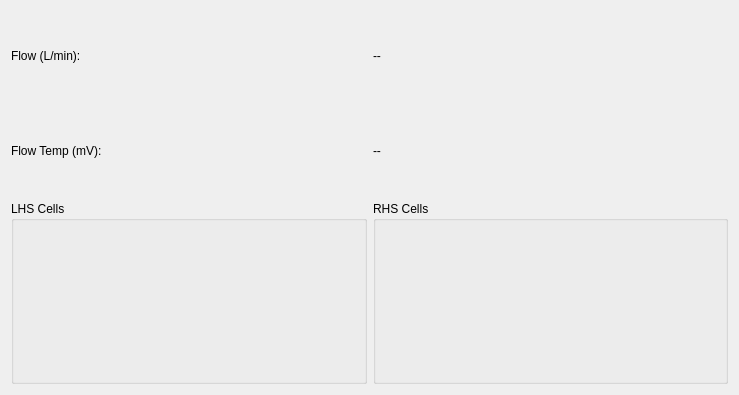
This is reactorgui/uiReactorViewWidget.ui in daharkan/ModularReactionPackage as Qt 5 draws it before an edit. The edited form follows.
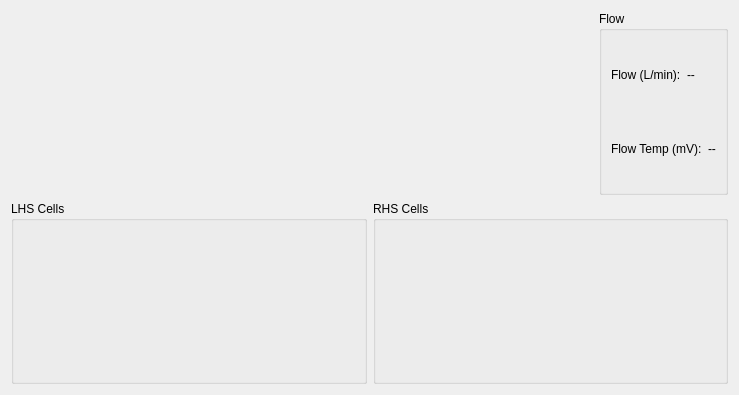
This is the edited form.

What changed in the file:
```diff
--- a/reactorgui/uiReactorViewWidget.ui
+++ b/reactorgui/uiReactorViewWidget.ui
@@ -21,7 +21,26 @@
   </property>
   <layout class="QGridLayout" name="gridLayout">
    <item row="0" column="0">
-    <layout class="QVBoxLayout" name="flowLayout">
+    <layout class="QHBoxLayout" name="flowLayout">
+     <item>
+      <spacer name="flowSpacer">
+       <property name="orientation">
+        <enum>Qt::Horizontal</enum>
+       </property>
+       <property name="sizeHint" stdset="0">
+        <size>
+         <width>40</width>
+         <height>20</height>
+        </size>
+       </property>
+      </spacer>
+     </item>
+     <item>
+      <widget class="QGroupBox" name="flowGroupBox">
+       <property name="title">
+        <string>Flow</string>
+       </property>
+       <layout class="QVBoxLayout" name="flowGroupLayout">
      <item>
       <layout class="QHBoxLayout" name="flowRateLayout">
        <item>
@@ -81,6 +100,9 @@
         </widget>
        </item>
       </layout>
+        </item>
+       </layout>
+      </widget>
      </item>
     </layout>
    </item>
```
Lines whose indentation alone changed are shown as unchanged.
